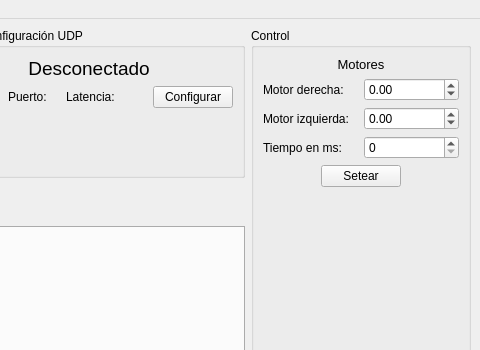
This is mainwindow.ui in GabiAndi/Microcontroladores_2020_Autito_UI as Qt 5 draws it before an edit; both pictures show x 620 to 1100 and y 0 to 350 of the 1100 by 660 pixel window. The edited form follows.
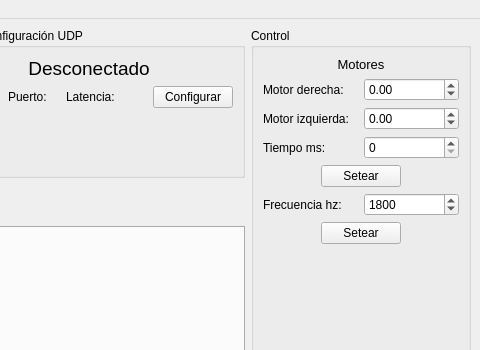
This is the edited form. Custom widgets are drawn as their Qt base class.

Commit message: Control de motores

```diff
--- a/mainwindow.ui
+++ b/mainwindow.ui
@@ -345,7 +345,7 @@
          <item>
           <widget class="QLabel" name="label_9">
            <property name="text">
-            <string>Tiempo en ms:</string>
+            <string>Tiempo ms:</string>
            </property>
           </widget>
          </item>
@@ -398,6 +398,70 @@
          </item>
         </layout>
        </item>
+       <item>
+        <layout class="QHBoxLayout" name="horizontalLayout_10">
+         <item>
+          <widget class="QLabel" name="label_10">
+           <property name="text">
+            <string>Frecuencia hz:</string>
+           </property>
+          </widget>
+         </item>
+         <item>
+          <widget class="QSpinBox" name="spinBoxFrecuenciaMotores">
+           <property name="minimum">
+            <number>275</number>
+           </property>
+           <property name="maximum">
+            <number>5000</number>
+           </property>
+           <property name="singleStep">
+            <number>100</number>
+           </property>
+           <property name="value">
+            <number>1800</number>
+           </property>
+          </widget>
+         </item>
+        </layout>
+       </item>
+       <item>
+        <layout class="QHBoxLayout" name="horizontalLayout_11">
+         <item>
+          <spacer name="horizontalSpacer_6">
+           <property name="orientation">
+            <enum>Qt::Horizontal</enum>
+           </property>
+           <property name="sizeHint" stdset="0">
+            <size>
+             <width>40</width>
+             <height>20</height>
+            </size>
+           </property>
+          </spacer>
+         </item>
+         <item>
+          <widget class="QPushButton" name="pushButtonEnviarFrecuencia">
+           <property name="text">
+            <string>Setear</string>
+           </property>
+          </widget>
+         </item>
+         <item>
+          <spacer name="horizontalSpacer_7">
+           <property name="orientation">
+            <enum>Qt::Horizontal</enum>
+           </property>
+           <property name="sizeHint" stdset="0">
+            <size>
+             <width>40</width>
+             <height>20</height>
+            </size>
+           </property>
+          </spacer>
+         </item>
+        </layout>
+       </item>
        <item>
         <spacer name="verticalSpacer_4">
          <property name="orientation">
```
The commit also changes 3 other files.
